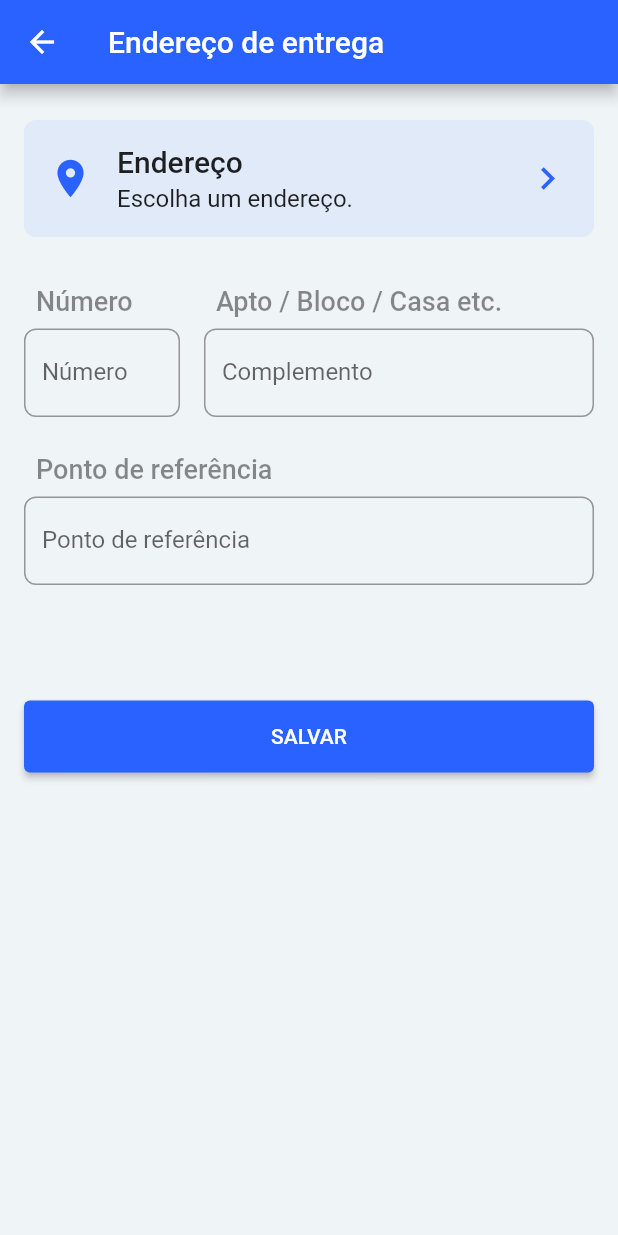
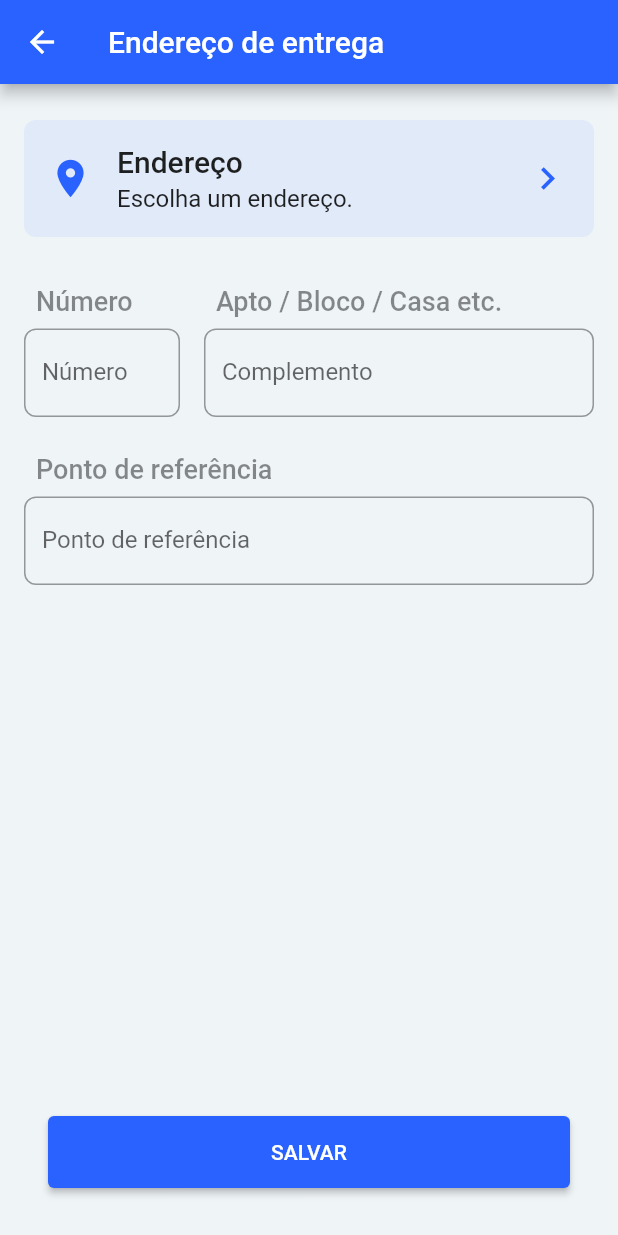
Before and after one commit to Setti7/refresco, a Flutter app: the screen it shows after launch, after a tap on "Endereço", on a phone screen of 412 x 824 dp. Run offline on Flutter 3.47's test engine with Material 2 defaults, Android fonts, the phone set to English and light mode, and no system bars; our stand-ins replace cloud_firestore, equatable, firebase_auth, get, get_it, hive and 7 more; missing offline and left inert: geocoder, great_circle_distance2; accounts and stored records are empty; generated files the repository leaves out were written again; network calls fail.

```diff
--- a/lib/router.dart
+++ b/lib/router.dart
@@ -1,3 +1,4 @@
+import 'package:animations/animations.dart';
 import 'package:flutter/cupertino.dart';
 import 'package:flutter/material.dart';
 import 'package:refresco/core/models/store.dart';
@@ -13,14 +14,18 @@ Route<dynamic> generateRoute(RouteSettings settings) {
 
   switch (settings.name) {
     case BuyViewRoute:
-      return MaterialPageRoute(builder: (context) => BuyView());
+      return _fadeThrough((context) => BuyView());
     case LoginViewRoute:
-      return MaterialPageRoute(builder: (context) => LoginView());
+      return _fadeThrough((context) => LoginView());
     case AddressViewRoute:
-      return MaterialPageRoute(builder: (context) => AddressView());
+      return _sharedAxis(
+        (context) => AddressView(),
+        SharedAxisTransitionType.vertical,
+      );
     case StoreViewRoute:
-      return MaterialPageRoute(
-        builder: (context) => StoreView(settings.arguments as Store),
+      return _sharedAxis(
+        (context) => StoreView(settings.arguments as Store),
+        SharedAxisTransitionType.horizontal,
       );
     default:
       // TODO: set default route to intro view
@@ -28,3 +33,40 @@ Route<dynamic> generateRoute(RouteSettings settings) {
       return MaterialPageRoute(builder: (context) => BuyView());
   }
 }
+
+Route<T> _fadeThrough<T>(WidgetBuilder page) {
+  return PageRouteBuilder<T>(
+    pageBuilder: (context, animation, secondaryAnimation) => page(context),
+    transitionsBuilder: (context, animation, secondaryAnimation, child) {
+      return FadeThroughTransition(
+        animation: animation,
+        secondaryAnimation: secondaryAnimation,
+        child: child,
+      );
+    },
+  );
+}
+
+Route<T> _fadeScale<T>(WidgetBuilder page) {
+  return PageRouteBuilder<T>(
+    pageBuilder: (context, animation, secondaryAnimation) => page(context),
+    transitionsBuilder: (context, animation, secondaryAnimation, child) {
+      return FadeScaleTransition(animation: animation, child: child);
+    },
+  );
+}
+
+Route<T> _sharedAxis<T>(WidgetBuilder page,
+    [SharedAxisTransitionType type = SharedAxisTransitionType.scaled]) {
+  return PageRouteBuilder<T>(
+    pageBuilder: (context, animation, secondaryAnimation) => page(context),
+    transitionsBuilder: (context, animation, secondaryAnimation, child) {
+      return SharedAxisTransition(
+        child: child,
+        animation: animation,
+        secondaryAnimation: secondaryAnimation,
+        transitionType: type,
+      );
+    },
+  );
+}
--- a/lib/ui/views/address_view.dart
+++ b/lib/ui/views/address_view.dart
@@ -17,18 +17,10 @@ class AddressView extends StatelessWidget {
         },
         builder: (context, model, child) {
           return Scaffold(
-            appBar: AppBar(title: Text('Endereço de entrega')),
-            body: Padding(
-              padding: const EdgeInsets.symmetric(horizontal: 16, vertical: 24),
-              child: ListView(
-                children: <Widget>[
-                  _buildAddressField(context, model),
-                  SizedBox(height: 32),
-                  _buildNumberAndComplementFields(model),
-                  SizedBox(height: 24),
-                  _buildReferencePointField(model),
-                  SizedBox(height: 48),
-                  Column(
+            bottomNavigationBar: Padding(
+              padding: const EdgeInsets.all(32.0),
+              child: Column(
+                mainAxisSize: MainAxisSize.min,
                 crossAxisAlignment: CrossAxisAlignment.stretch,
                 children: <Widget>[
                   Center(
@@ -42,7 +34,20 @@ class AddressView extends StatelessWidget {
                   ),
                 ],
               ),
+            ),
+            appBar: AppBar(title: Text('Endereço de entrega')),
+            body: SingleChildScrollView(
+              child: Padding(
+                padding: const EdgeInsets.symmetric(horizontal: 16, vertical: 24),
+                child: Column(
+                  children: <Widget>[
+                    _buildAddressField(context, model),
+                    SizedBox(height: 32),
+                    _buildNumberAndComplementFields(model),
+                    SizedBox(height: 24),
+                    _buildReferencePointField(model),
                   ],
+                ),
               ),
             ),
           );
--- a/pubspec.yaml
+++ b/pubspec.yaml
@@ -38,6 +38,7 @@ dependencies:
   equatable: ^1.1.1
   device_preview: ^0.4.3
   sliding_up_panel: ^1.0.1
+  animations: ^1.0.0+5
   get:
     git: git://github.com/jonataslaw/get.git
 # The following adds the Cupertino Icons font to your application.
```
Also changed, not shown: lib/core/viewModels/widgets/cart_sheet_model.dart (+13 -3 lines), lib/ui/widgets/cart_sheet.dart (+11 -3 lines), lib/ui/widgets/store_card.dart (+9 -2 lines). Lines whose indentation alone changed are shown as unchanged.
